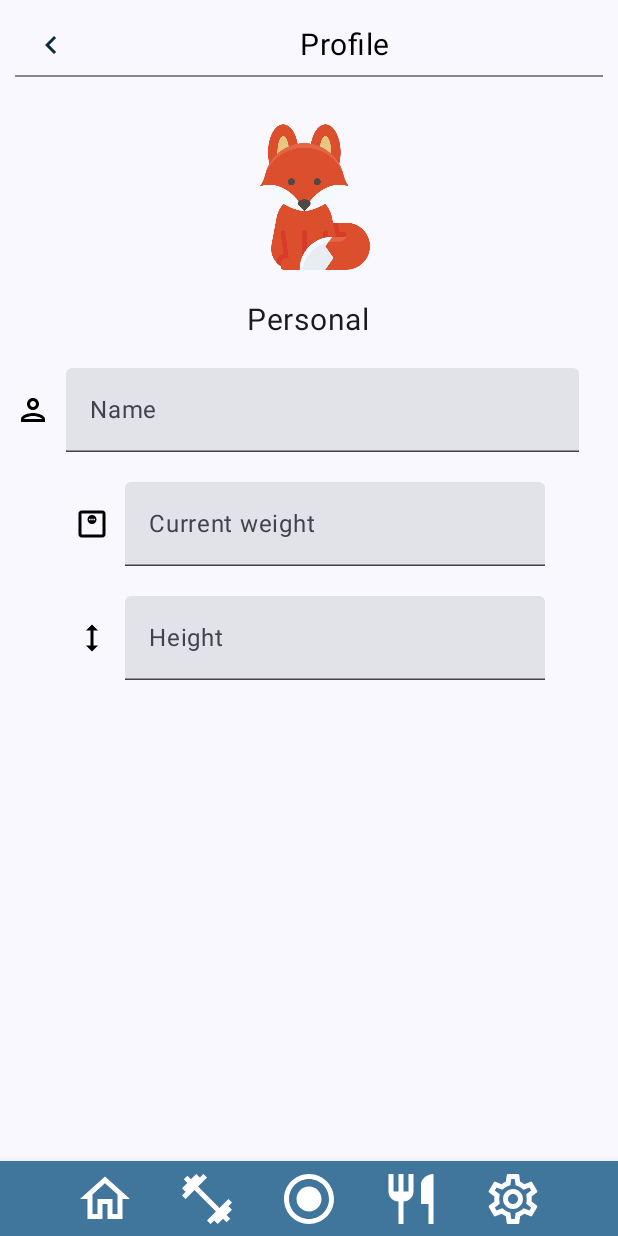
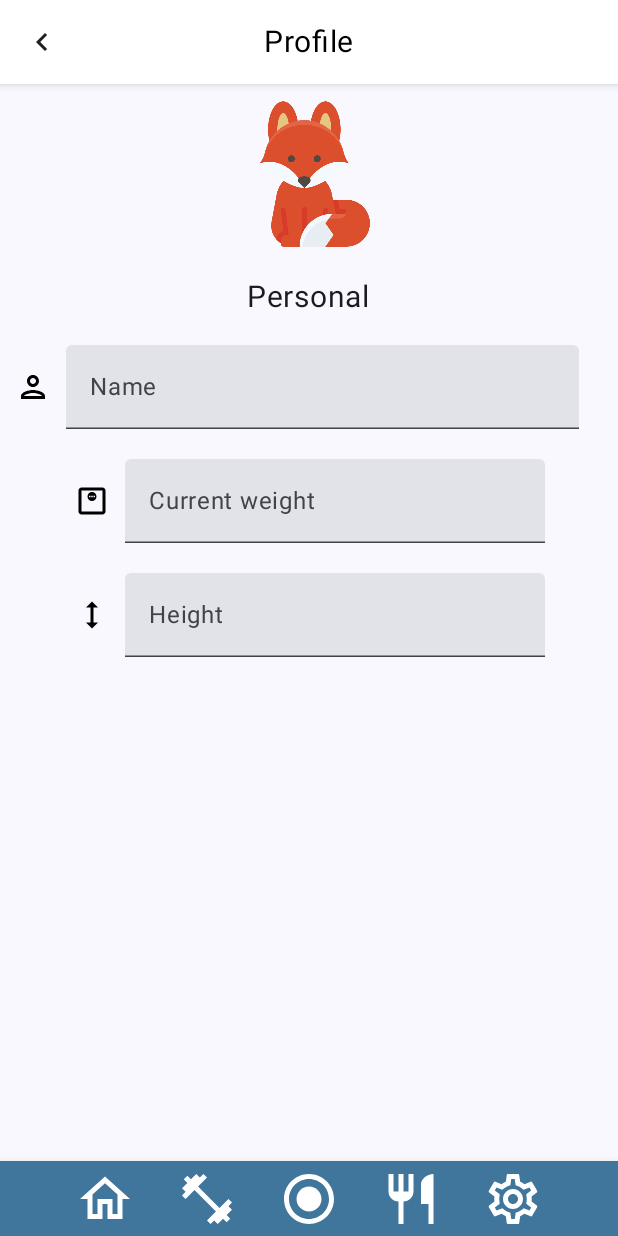
Before and after one commit to GeorgeWhittington/Fitness-App, an Android app built with Jetpack Compose: the ProfileSettings screen opened through its navigation route, on a phone screen of 412 x 824 dp. Run offline under Robolectric (Android 15) with nearby library versions, the phone set to English and light mode, and no system bars; our stand-ins replace Dagger/Hilt's generated code; 1 statement that could not run was skipped.

Commit message:
top bar added

```diff
--- a/app/src/main/java/com/foxden/fitnessapp/ui/ProfileSettings.kt
+++ b/app/src/main/java/com/foxden/fitnessapp/ui/ProfileSettings.kt
@@ -4,6 +4,7 @@ import android.annotation.SuppressLint
 import androidx.compose.foundation.Image
 import androidx.compose.foundation.clickable
 import androidx.compose.foundation.layout.Arrangement
+import androidx.compose.foundation.layout.Box
 import androidx.compose.foundation.layout.Column
 import androidx.compose.foundation.layout.Spacer
 import androidx.compose.foundation.layout.fillMaxWidth
@@ -33,13 +34,17 @@ import androidx.compose.ui.text.input.TextFieldValue
 import androidx.compose.ui.unit.sp
 import androidx.compose.foundation.layout.size
 import androidx.compose.foundation.layout.widthIn
+import androidx.compose.foundation.rememberScrollState
 import androidx.compose.foundation.text.BasicTextField
+import androidx.compose.foundation.verticalScroll
 import androidx.compose.material.TextButton
+import androidx.compose.material.TopAppBar
 import androidx.compose.material.icons.outlined.Person
 import androidx.compose.material.icons.outlined.MonitorWeight
 import androidx.compose.material.icons.outlined.Height
 import androidx.compose.ui.graphics.Color
 import com.foxden.fitnessapp.ui.components.NavBar
+import com.foxden.fitnessapp.ui.theme.MainColourScheme
 
 @SuppressLint("UnusedMaterial3ScaffoldPaddingParameter")
 @OptIn(ExperimentalMaterial3Api::class)
@@ -49,34 +54,42 @@ fun ProfileSettings(navigation: NavController) {
     var isModified by remember { mutableStateOf(false) }
 
     Scaffold (
-        bottomBar = { NavBar(navigation = navigation)}
-    ) {
-        Column(
-            Modifier
-                .fillMaxWidth()
-                .padding(10.dp),
+        topBar = {
+            TopAppBar(
+                title = { },
+                navigationIcon = {BackIcon{navigation.navigate(Routes.SETTINGS_SCREEN)}},
+                actions = {
 
-            horizontalAlignment = Alignment.CenterHorizontally
-        ) {
-            Row(
-                verticalAlignment = Alignment.CenterVertically,
-                horizontalArrangement = Arrangement.SpaceBetween,
-                modifier = Modifier
-                    .height(40.dp)
-
-            ) {
-                BackIcon{navigation.navigate(Routes.SETTINGS_SCREEN)}
-
-                PageName(text= "Profile")
-                SaveOption(isModified = isModified) {
+                    SaveOption(isModified = isModified) {
                     // Perform save action here
 
                     isModified = false
-                }
+                }},
+                backgroundColor = Color.White,
+                modifier = Modifier.height(56.dp)
+            )
+            Box(
+                contentAlignment = Alignment.Center,
+                modifier = Modifier
+                    .fillMaxWidth()
+                    .height(56.dp)
+            ) {
+                Text("Profile", color = Color.Black, fontSize = 20.sp)
+            }
 
-            }
-            RowDivider()
-            Spacer(modifier = Modifier.height(30.dp))
+        },
+        bottomBar = { NavBar(navigation = navigation)}
+    ) { innerPadding->
+        Column(
+            modifier = Modifier
+                .fillMaxWidth()
+                .padding(innerPadding)
+                .padding(10.dp)
+                .verticalScroll(rememberScrollState()),
+            horizontalAlignment = Alignment.CenterHorizontally
+        ){
+
+
             Image(
                 painter = image,
                 contentDescription = stringResource(id = R.string.fox_alt_text),
@@ -104,25 +117,7 @@ fun ProfileSettings(navigation: NavController) {
         }
     }
 }
-@Composable
-    fun SaveOption(isModified: Boolean, onClick: () -> Unit) {
 
-    Row(
-        modifier = androidx.compose.ui.Modifier.fillMaxWidth(),
-        horizontalArrangement = Arrangement.End
-    ) {
-        if (isModified) {
-            //Spacer(modifier = androidx.compose.ui.Modifier.weight(1f))
-            TextButton(
-                onClick = { onClick() }
-            ) {
-                Text(text = "Save")
-            }
-        }
-    }
-
-
-}
 
 @OptIn(ExperimentalMaterial3Api::class)
 @Composable
--- a/app/src/main/java/com/foxden/fitnessapp/ui/SettingsScreen.kt
+++ b/app/src/main/java/com/foxden/fitnessapp/ui/SettingsScreen.kt
@@ -25,7 +25,10 @@ import androidx.compose.foundation.layout.Row
 import androidx.compose.foundation.layout.Spacer
 import androidx.compose.foundation.layout.height
 import androidx.compose.material.Icon
+import androidx.compose.material.IconButton
+import androidx.compose.material.TextButton
 import androidx.compose.material.icons.Icons
+import androidx.compose.material.icons.outlined.ChevronLeft
 import androidx.compose.runtime.mutableStateOf
 import androidx.compose.runtime.remember
 import androidx.compose.ui.graphics.Color
@@ -33,6 +36,8 @@ import androidx.compose.ui.unit.sp
 import androidx.navigation.NavController
 import androidx.compose.runtime.getValue
 import androidx.compose.runtime.setValue
+import androidx.compose.ui.text.style.TextAlign
+import com.foxden.fitnessapp.ui.theme.MainColourScheme
 
 @SuppressLint("UnusedMaterial3ScaffoldPaddingParameter")
 @OptIn(ExperimentalMaterial3Api::class)
@@ -64,17 +69,42 @@ fun SettingsScreen(navigation: NavController) {
 
 @Composable
 fun PageName(text: String) {
-    Row(
-        verticalAlignment = Alignment.CenterVertically,
-        modifier = Modifier.fillMaxWidth(),
-        horizontalArrangement = Arrangement.Center
+    Text(
+        text = text,
+        color = Color.Black,
+        fontSize = 20.sp,
+        textAlign = TextAlign.Center
+    )
+}
+
+@Composable
+fun SaveOption(isModified: Boolean, onClick: () -> Unit) {
+
+    if (isModified) {
+        //Spacer(modifier = androidx.compose.ui.Modifier.weight(1f))
+        TextButton(
+            onClick = { onClick() }
+        ) {
+            Text(text = "Save",
+                color = MainColourScheme.Lochmara)
+        }
+    }
+
+}
+
+@Composable
+fun BackIcon(onClick: () -> Unit) {
+    IconButton(
+        onClick = { onClick() }, // Replace "home" with your destination route
+        modifier = Modifier
+        //.padding(start = 16.dp)
+        //.clickable { navController.navigate("home") } // Clickable modifier for the IconButton
     ) {
-        //Spacer(modifier = Modifier.weight(1f))
-        Text(
-            text = text, color = Color.Black, fontSize = 20.sp,
-            //modifier = Modifier.weight(1f).align(Alignment.CenterVertically)
+        Icon(
+            Icons.Outlined.ChevronLeft, contentDescription = "back arrow",
+            //modifier = Modifier.padding(start = 16.dp),
+            tint = MainColourScheme.Lochmara
         )
-        //Spacer(modifier = Modifier.weight(1f))
     }
 }
 
```
Also changed, not shown: app/src/main/java/com/foxden/fitnessapp/ui/DisplaySettings.kt (+41 -28 lines), app/src/main/java/com/foxden/fitnessapp/ui/GoalsSettings.kt (added, +98 -0 lines).
